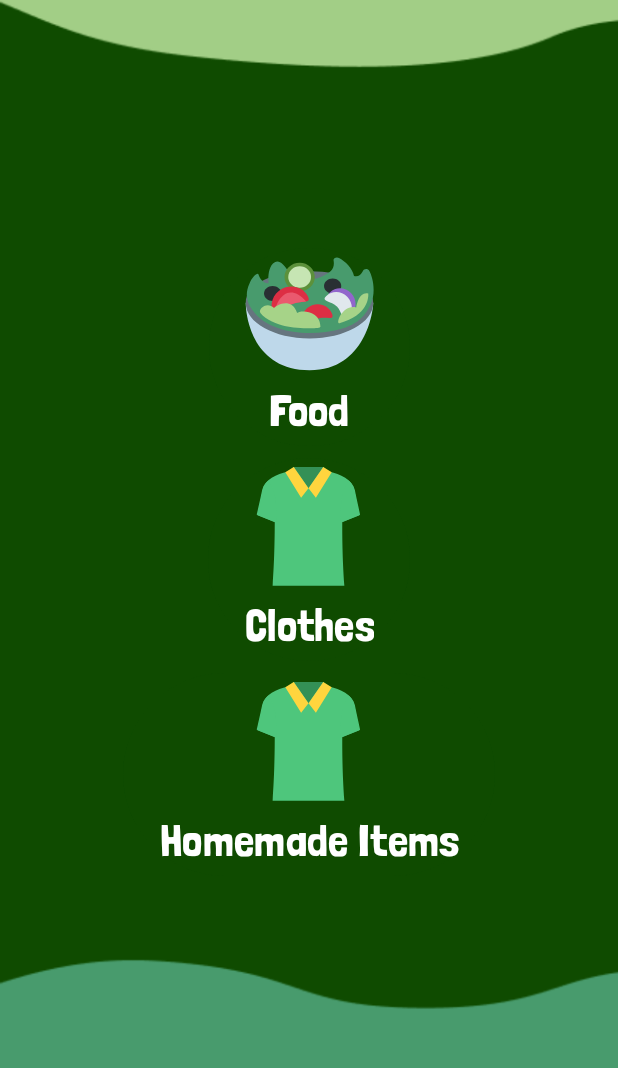
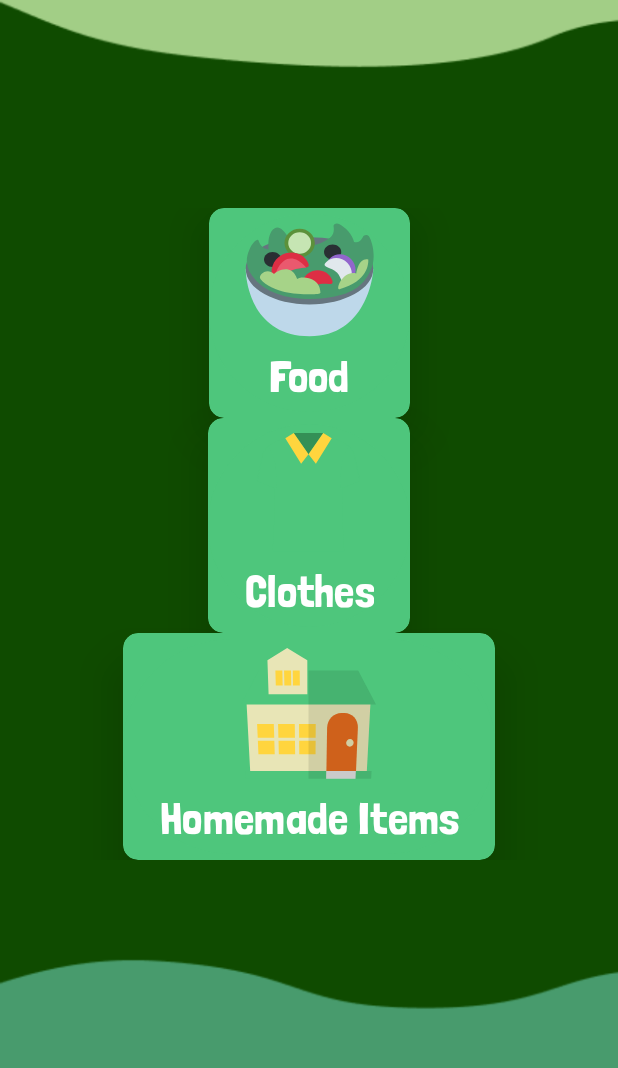
Before and after one commit to thomas1o/DTHomeFresh, an Android app: the CategoriesFragment screen opened through its navigation route, on a phone screen of 412 x 824 dp, the part 100-1168 px from its top. Run offline under Robolectric (Android 15) with nearby library versions, the phone set to English and light mode, and no system bars; our stand-ins replace data binding.

Commit message:
Added CardView in contents

```diff
--- a/app/src/main/res/layout/fragment_categories.xml
+++ b/app/src/main/res/layout/fragment_categories.xml
@@ -1,7 +1,6 @@
 <?xml version="1.0" encoding="utf-8"?>
 <androidx.constraintlayout.widget.ConstraintLayout xmlns:android="http://schemas.android.com/apk/res/android"
     xmlns:app="http://schemas.android.com/apk/res-auto"
-    xmlns:tools="http://schemas.android.com/tools"
     android:layout_width="match_parent"
     android:layout_height="match_parent"
     android:background="@drawable/categories_background">
@@ -14,6 +13,17 @@
         app:layout_constraintStart_toStartOf="parent"
         app:layout_constraintTop_toTopOf="parent">
 
+        <!--        <Button-->
+        <!--            android:id="@+id/menu_button_1"-->
+        <!--            android:layout_width="wrap_content"-->
+        <!--            android:layout_height="wrap_content"-->
+        <!--            android:backgroundTint="@color/green_lighter"-->
+        <!--            android:drawableTop="@drawable/menu_icon"-->
+        <!--            app:layout_constraintStart_toStartOf="@+id/menu_button"-->
+        <!--            app:layout_constraintTop_toTopOf="parent"-->
+        <!--            android:scaleType="fitCenter"/>-->
+
+        <!--        TODO- to make this proper and identify the use of clickable and foreground -->
         <ImageButton
             android:id="@+id/menu_button"
             android:layout_width="48dp"
@@ -21,7 +31,7 @@
             android:layout_marginEnd="5dp"
             android:background="@android:color/transparent"
             android:clickable="true"
-            android:contentDescription="Menu Button"
+            android:contentDescription="@string/menu_button"
             android:foreground="?attr/selectableItemBackground"
             android:padding="5dp"
             android:scaleType="fitCenter"
@@ -49,13 +59,26 @@
         android:orientation="vertical"
         app:layout_constraintBottom_toBottomOf="parent"
         app:layout_constraintStart_toStartOf="parent"
-        app:layout_constraintTop_toBottomOf="@id/linearLayout_1">
+        app:layout_constraintTop_toBottomOf="@id/linearLayout_1"
+        app:layout_constraintVertical_bias="0.445">
+
+        <androidx.cardview.widget.CardView
+            android:id="@+id/cardView_1"
+            android:layout_width="wrap_content"
+            android:layout_height="wrap_content"
+            android:layout_marginBottom="10dp"
+            android:backgroundTint="@color/green_light"
+            app:cardCornerRadius="10dp"
+            app:cardElevation="20dp"
+            app:layout_constraintEnd_toEndOf="parent"
+            app:layout_constraintStart_toStartOf="parent"
+            app:layout_constraintTop_toTopOf="parent">
 
             <Button
                 android:id="@+id/button_food"
                 android:layout_width="wrap_content"
                 android:layout_height="wrap_content"
-            android:backgroundTint="@color/green_dark"
+                android:backgroundTint="@color/green_light"
                 android:drawableTop="@drawable/food_icon"
                 android:fontFamily="@font/londrina_solid_regular"
                 android:text="@string/food"
@@ -65,11 +88,25 @@
                 app:layout_constraintStart_toStartOf="parent"
                 app:layout_constraintTop_toTopOf="parent" />
 
+        </androidx.cardview.widget.CardView>
+
+        <androidx.cardview.widget.CardView
+            android:id="@+id/cardView_2"
+            android:layout_width="wrap_content"
+            android:layout_height="wrap_content"
+            android:layout_marginBottom="10dp"
+            android:backgroundTint="@color/green_light"
+            app:cardCornerRadius="10dp"
+            app:cardElevation="20dp"
+            app:layout_constraintEnd_toEndOf="parent"
+            app:layout_constraintStart_toStartOf="parent"
+            app:layout_constraintTop_toBottomOf="@id/cardView_1">
+
             <Button
                 android:id="@+id/button_clothes"
                 android:layout_width="wrap_content"
                 android:layout_height="wrap_content"
-            android:backgroundTint="@color/green_dark"
+                android:backgroundTint="@color/green_light"
                 android:drawableTop="@drawable/clothes_icon"
                 android:fontFamily="@font/londrina_solid_regular"
                 android:text="@string/clothes"
@@ -77,21 +114,37 @@
                 android:textSize="30sp"
                 app:layout_constraintEnd_toEndOf="parent"
                 app:layout_constraintStart_toStartOf="parent"
-            app:layout_constraintTop_toBottomOf="@id/button_food" />
+                app:layout_constraintTop_toTopOf="parent" />
+
+
+        </androidx.cardview.widget.CardView>
+
+        <androidx.cardview.widget.CardView
+            android:id="@+id/cardView_3"
+            android:layout_width="wrap_content"
+            android:layout_height="wrap_content"
+            android:backgroundTint="@color/green_light"
+            app:cardCornerRadius="10dp"
+            app:cardElevation="20dp"
+            app:layout_constraintEnd_toEndOf="parent"
+            app:layout_constraintStart_toStartOf="parent"
+            app:layout_constraintTop_toBottomOf="@id/cardView_2">
 
             <Button
                 android:id="@+id/button_homemade_items"
                 android:layout_width="wrap_content"
                 android:layout_height="wrap_content"
-            android:backgroundTint="@color/green_dark"
-            android:drawableTop="@drawable/clothes_icon"
+                android:backgroundTint="@color/green_light"
+                android:drawableTop="@drawable/home_icon"
                 android:fontFamily="@font/londrina_solid_regular"
                 android:text="@string/homemade_items"
                 android:textColor="@color/white"
                 android:textSize="30sp"
                 app:layout_constraintEnd_toEndOf="parent"
                 app:layout_constraintStart_toStartOf="parent"
-            app:layout_constraintTop_toBottomOf="@id/button_clothes" />
+                app:layout_constraintTop_toTopOf="parent" />
+
+        </androidx.cardview.widget.CardView>
 
     </androidx.constraintlayout.widget.ConstraintLayout>
 
--- a/app/src/main/res/values/colors.xml
+++ b/app/src/main/res/values/colors.xml
@@ -3,9 +3,10 @@
     <color name="black">#FF000000</color>
     <color name="white">#FFFFFFFF</color>
     <color name="light_gray">#EFEFEF</color>
-    <!--    <color name="button_gray">#dadada</color>-->
     <color name="button_border_gray">#bcbcbc</color>
     <color name="button_yellow">#F2BA57</color>
     <color name="green_dark">#0F4B00</color>
+    <color name="green_light">#4EC67C</color>
+    <color name="green_lighter">#A2CE86</color>
 
 </resources>
--- a/app/src/main/res/values/strings.xml
+++ b/app/src/main/res/values/strings.xml
@@ -15,4 +15,5 @@
     <string name="homemade_items">Homemade Items</string>
     <string name="dt_homefresh">DT HomeFresh</string>
     <string name="home_icon">Home Icon</string>
+    <string name="menu_button">Menu Button</string>
 </resources>
```
Lines whose indentation alone changed are shown as unchanged.
